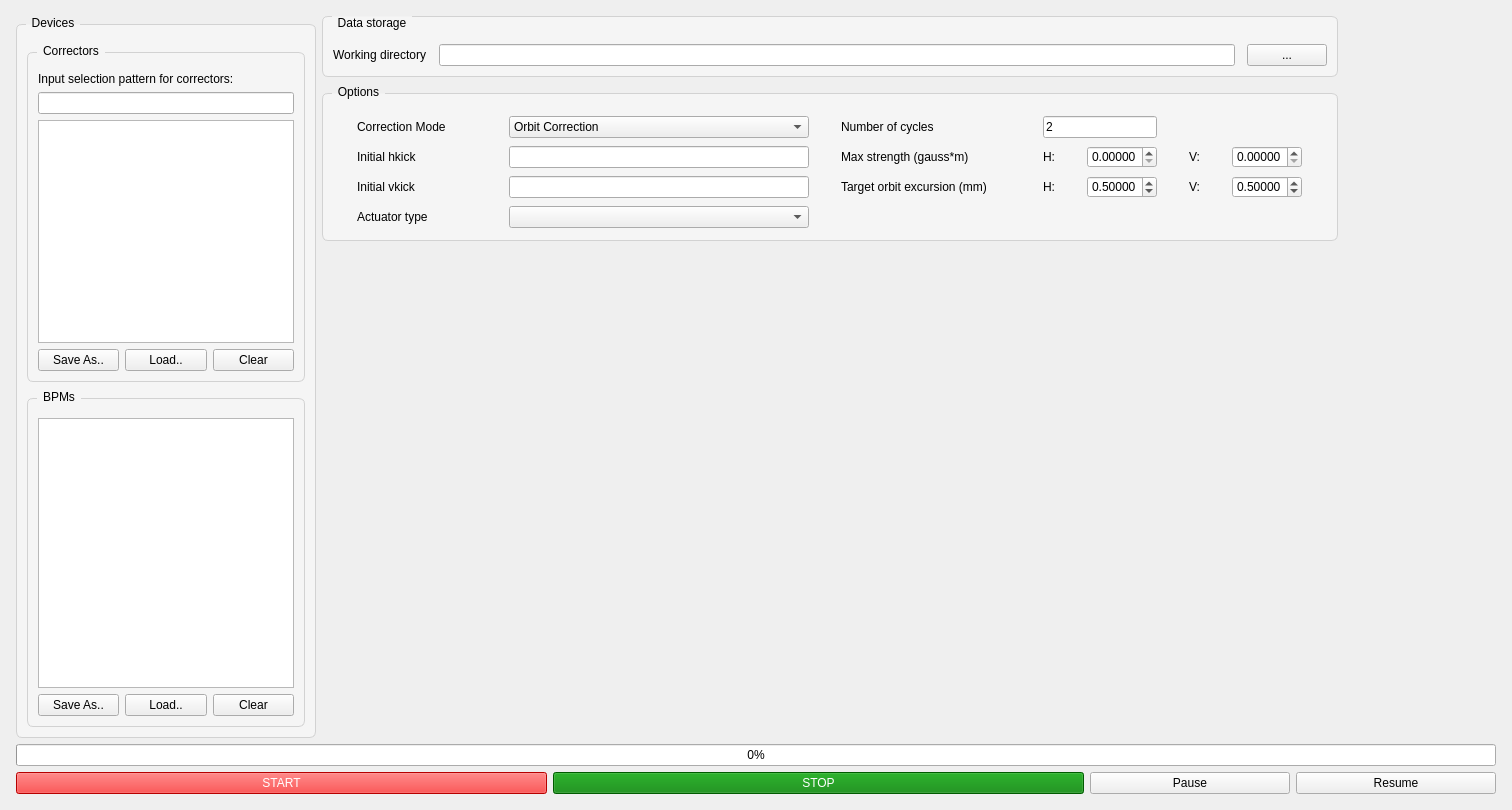
This is UI files/SysID_GUI.ui in wiktoria-malek/flight-simulator as Qt 5 draws it before an edit. The edited form follows.
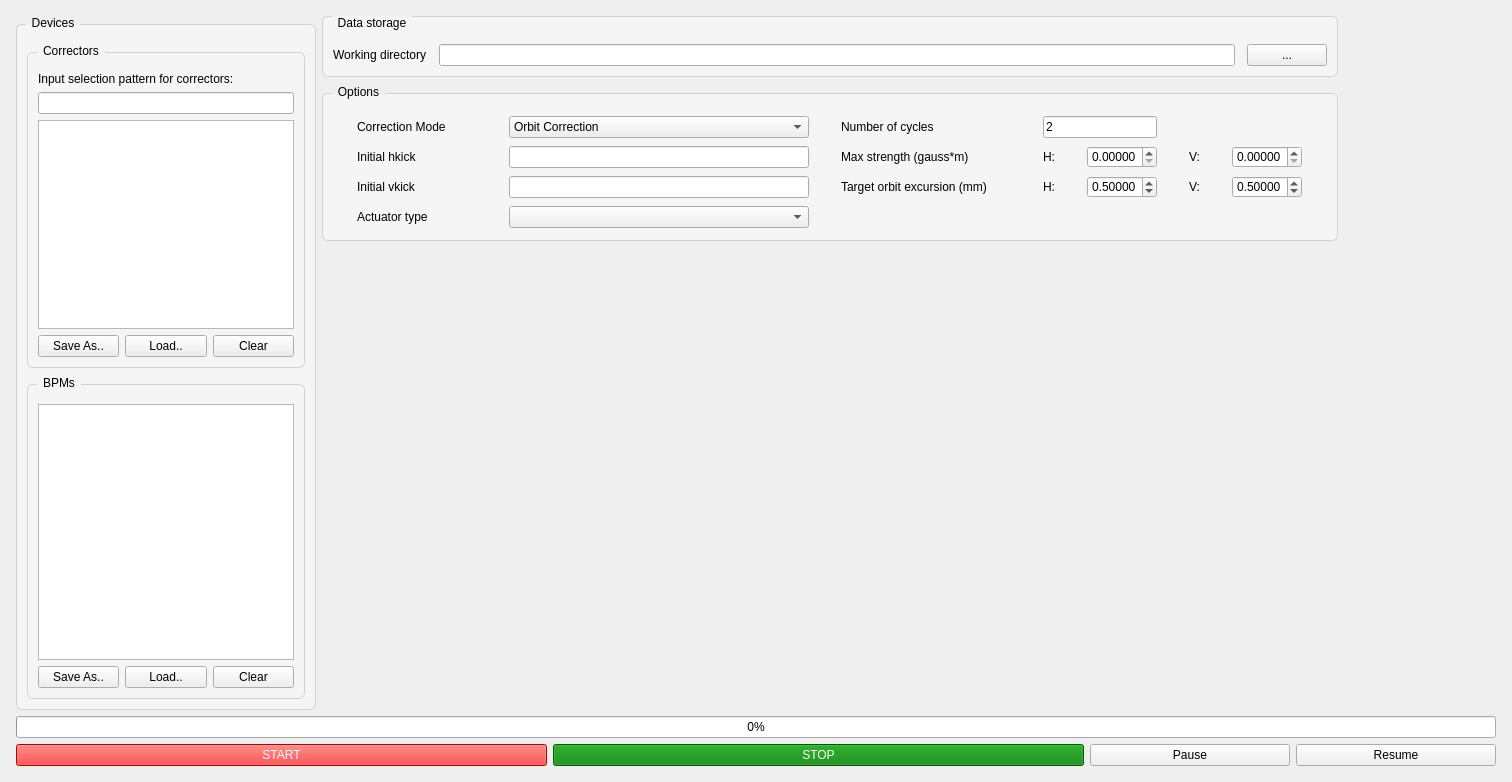
This is the edited form.

Patch:
```diff
--- a/UI files/SysID_GUI.ui
+++ b/UI files/SysID_GUI.ui
@@ -7,7 +7,7 @@
     <x>0</x>
     <y>0</y>
     <width>1512</width>
-    <height>810</height>
+    <height>782</height>
    </rect>
   </property>
   <property name="windowTitle">
```
Left out of the diff: 18 changed lines with no effect on the pictures.
